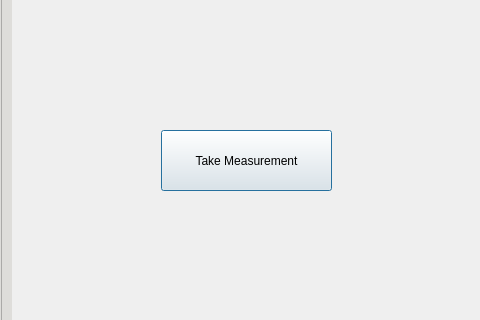
Before: the Qt Designer form Team32-3004-Project/mainwindow.ui in Harry-Dinh/COMP-3004-F24-Final, drawn with Qt 5; both pictures show x 459 to 939 and y 140 to 460 of the 939 by 692 pixel window.
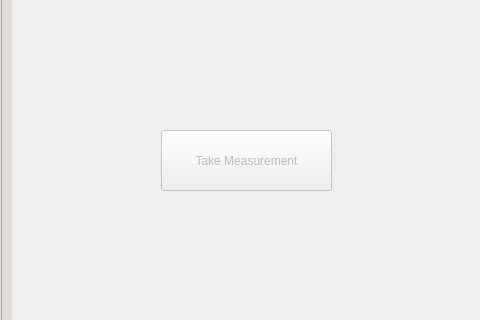
After: the same form once the commit is applied. Icons and pictures are not drawn.

Commit message:
Added low battery indicator feature
- The battery percentage now turns red and a red message will also appear to let the user know to recharge the device when the battery drop to 10% or lower
- Also added a feature to disable the probe button when the device is off/battery died or charging

```diff
--- a/Team32-3004-Project/mainwindow.ui
+++ b/Team32-3004-Project/mainwindow.ui
@@ -553,6 +553,9 @@
     </widget>
    </widget>
    <widget class="QPushButton" name="probeButton">
+    <property name="enabled">
+     <bool>false</bool>
+    </property>
     <property name="geometry">
      <rect>
       <x>620</x>
```
The commit also changes 1 other file.
